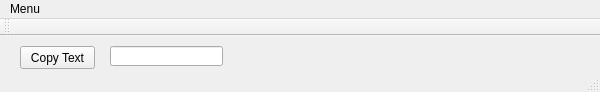
Above: GUI/Main/xilinxgui.ui from Varyier/xilinx_cw before the change. Below: the same form after it.
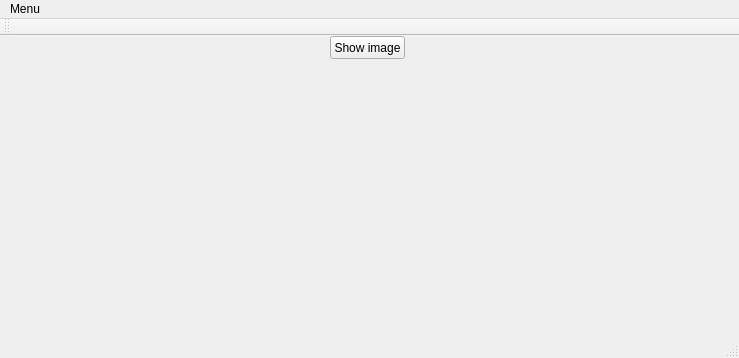
That is the form after the change.

Commit message: Added image receiving dummy.

Diff of the .ui file:
```diff
--- a/GUI/Main/xilinxgui.ui
+++ b/GUI/Main/xilinxgui.ui
@@ -6,24 +6,14 @@
    <rect>
     <x>0</x>
     <y>0</y>
-    <width>600</width>
-    <height>92</height>
+    <width>739</width>
+    <height>358</height>
    </rect>
   </property>
   <property name="windowTitle">
    <string>XilinxGUI</string>
   </property>
   <widget class="QWidget" name="centralWidget">
-   <widget class="QLineEdit" name="edSrc">
-    <property name="geometry">
-     <rect>
-      <x>110</x>
-      <y>10</y>
-      <width>113</width>
-      <height>20</height>
-     </rect>
-    </property>
-   </widget>
    <widget class="QLabel" name="lblDest">
     <property name="geometry">
      <rect>
@@ -40,14 +30,27 @@
    <widget class="QPushButton" name="btnSend">
     <property name="geometry">
      <rect>
-      <x>20</x>
-      <y>10</y>
+      <x>330</x>
+      <y>0</y>
       <width>75</width>
       <height>23</height>
      </rect>
     </property>
     <property name="text">
-     <string>Copy Text</string>
+     <string>Show image</string>
+    </property>
+   </widget>
+   <widget class="QLabel" name="lblImageView">
+    <property name="geometry">
+     <rect>
+      <x>20</x>
+      <y>40</y>
+      <width>701</width>
+      <height>271</height>
+     </rect>
+    </property>
+    <property name="text">
+     <string/>
     </property>
    </widget>
   </widget>
@@ -65,7 +68,7 @@
     <rect>
      <x>0</x>
      <y>0</y>
-     <width>600</width>
+     <width>739</width>
      <height>21</height>
     </rect>
    </property>
```
Left out of the diff: 11 changed lines with no effect on the pictures. The commit also changes 11 other files.
